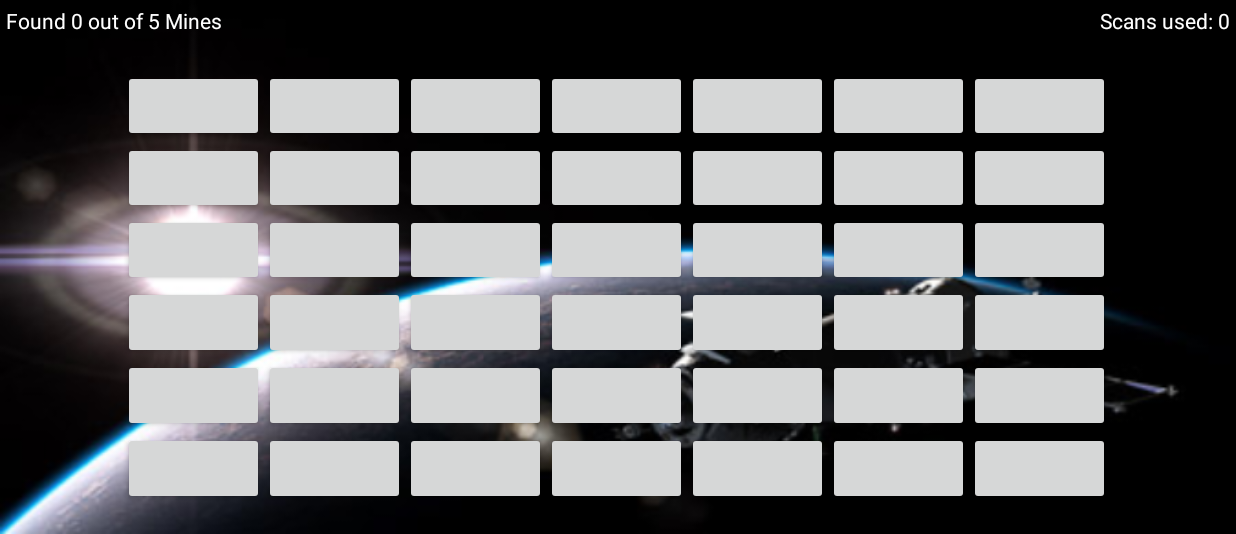
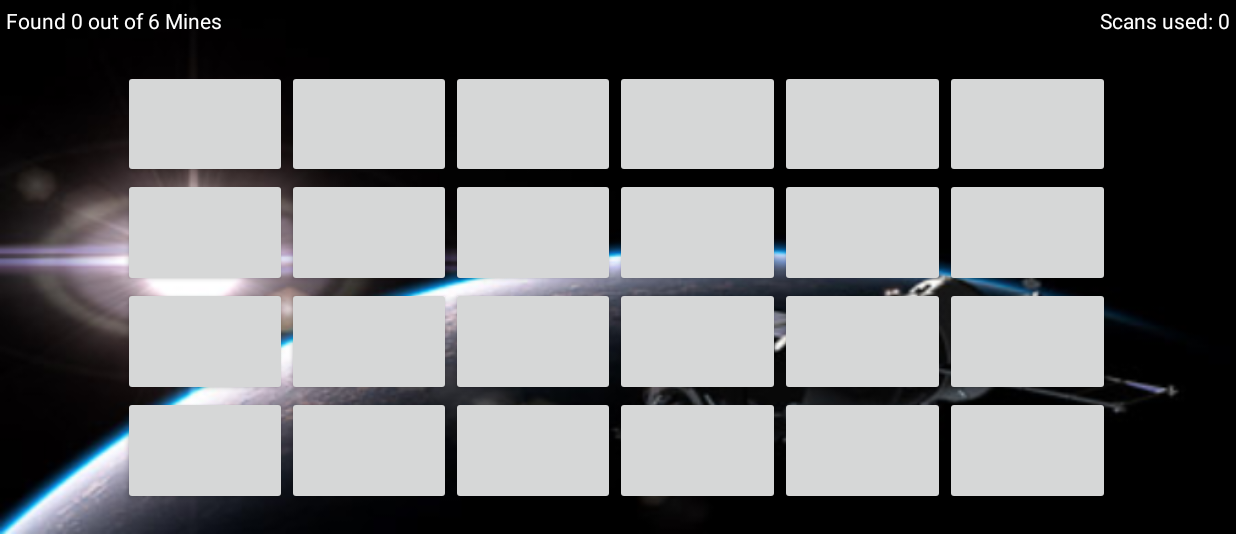
Before and after one commit to HobbesChiong/Rebel_Finder, an Android app: the GameActivity screen opened directly, with no data from a screen before it, on a phone screen of 824 x 412 dp (held sideways), the part 84-618 px from its top. Run offline under Robolectric (Android 15) with nearby library versions, the phone set to English and light mode, and no system bars.

Commit message:
implemented options screen and works with game activity

```diff
--- a/app/src/main/AndroidManifest.xml
+++ b/app/src/main/AndroidManifest.xml
@@ -14,9 +14,13 @@
         android:theme="@style/Theme.Cmpt276assignment3"
         tools:targetApi="31">
         <activity
+            android:name=".OptionsScreen"
+            android:exported="false"
+            android:screenOrientation="landscape" />
+        <activity
             android:name=".GameActivity"
             android:exported="false"
-            android:screenOrientation="landscape"/>
+            android:screenOrientation="landscape" />
         <activity
             android:name=".MainMenu"
             android:exported="false"
--- a/app/src/main/java/ca/cmpt276/cmpt276assignment3/GameActivity.java
+++ b/app/src/main/java/ca/cmpt276/cmpt276assignment3/GameActivity.java
@@ -23,20 +23,30 @@ import ca.cmpt276.cmpt276assignment3.model.Game;
 public class GameActivity extends AppCompatActivity {
 
     // TODO use options to change these values including mines
-    private static final int NUM_ROWS = 6;
-    private static final int NUM_COLS = 7;
-    private static final int MINES = 5;
+//    private final int[] boardSize = OptionsScreen.getBoardSize(this);
+    private int NUM_ROWS;
+    private int NUM_COLS;
+    private int MINES;
     private int minesFound = 0;
     private int usedScans = 0;
     Game currGame;
 
-    Button[][] buttons = new Button[NUM_ROWS][NUM_COLS];
+    Button[][] buttons;
 
     @Override
     protected void onCreate(Bundle savedInstanceState) {
         super.onCreate(savedInstanceState);
         setContentView(R.layout.activity_game);
-        currGame = new Game(6,7,5); // temp values we'll fix it later
+
+        // initialize board size
+        int[] boardSize = OptionsScreen.getBoardSize(this);
+        NUM_ROWS = boardSize[0];
+        NUM_COLS = boardSize[1];
+        buttons = new Button[NUM_ROWS][NUM_COLS];
+        MINES = OptionsScreen.getMines(this);
+
+
+        currGame = new Game(NUM_ROWS,NUM_COLS,MINES); // temp values we'll fix it later
         instantiateTextViews();
         populateButtons();
     }
@@ -77,13 +87,7 @@ public class GameActivity extends AppCompatActivity {
                 // button.setText("" + row + ", " + col);
 
                 button.setPadding(0, 0, 0, 0);
-                button.setOnClickListener(new View.OnClickListener(){
-                    @Override
-                    public void onClick(View V){
-                        gridButtonClicked(FINAL_ROW, FINAL_COL);
-
-                    }
-                });
+                button.setOnClickListener(V -> gridButtonClicked(FINAL_ROW, FINAL_COL));
                 tableRow.addView(button);
                 buttons[row][col] = button;
 
@@ -148,7 +152,7 @@ public class GameActivity extends AppCompatActivity {
 
                 }
             }
-            // TODO when mines == full then call game won
+
             minesFound++;
             TextView foundMines = findViewById(R.id.tvFoundMines);
             String res = "Found " + minesFound +" out of " + MINES + " Mines";
--- /dev/null
+++ b/app/src/main/res/values/game_information.xml
@@ -0,0 +1,26 @@
+<?xml version="1.0" encoding="utf-8"?>
+<resources>
+
+    <integer-array name = "number_of_mines">
+        <item>6</item>
+        <item>10</item>
+        <item>15</item>
+        <item>20</item>
+
+    </integer-array>
+    <integer name="default_num_mines">6</integer>
+
+    <integer-array name="number_of_rows">
+        <item>4</item>
+        <item>5</item>
+        <item>6</item>
+    </integer-array>
+    <integer name="default_num_rows">4</integer>
+
+    <integer-array name="number_of_columns">
+        <item>6</item>
+        <item>10</item>
+        <item>15</item>
+    </integer-array>
+    <integer name="default_num_columns">6</integer>
+</resources>
--- a/app/src/main/res/values/strings.xml
+++ b/app/src/main/res/values/strings.xml
@@ -11,4 +11,6 @@
     <string name="scans_used">Scans used</string>
     <string name="congratulations_you_won_rebel_finder">Congratulations you won Rebel Finder</string>
     <string name="scansused">Scans used: 0</string>
+    <string name="select_board_size">Select Board Size</string>
+    <string name="select_amount_of_mines">Select Amount of Mines</string>
 </resources>
```
Also changed, not shown: app/src/main/java/ca/cmpt276/cmpt276assignment3/MainMenu.java (+10 -1 lines), app/src/main/java/ca/cmpt276/cmpt276assignment3/OptionsScreen.java (added, +125 -0 lines), app/src/main/res/layout/activity_options_screen.xml (added, +47 -0 lines), app/src/main/res/drawable-v24/space_background_3.jpg (added).
